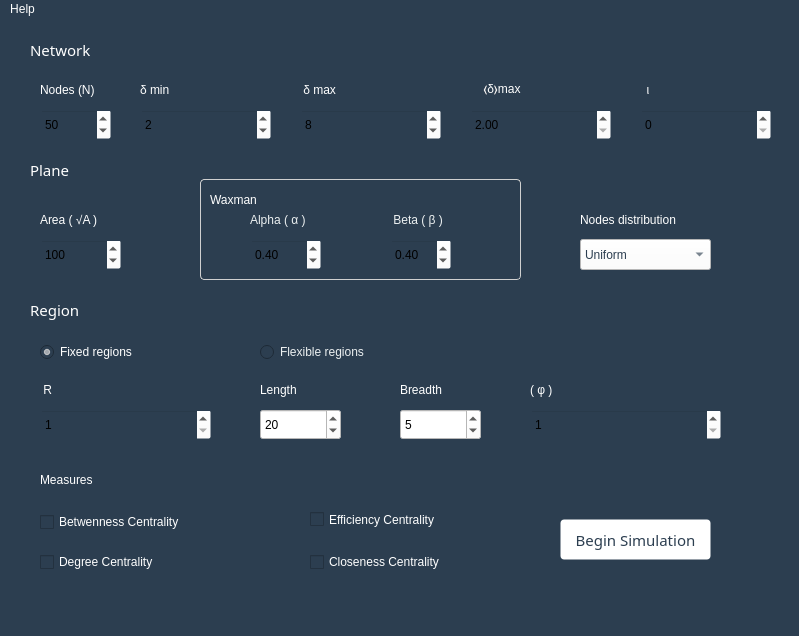
Old version of the form mainwindow.ui in the repository Trindad/network-topologies-generator-frontend.
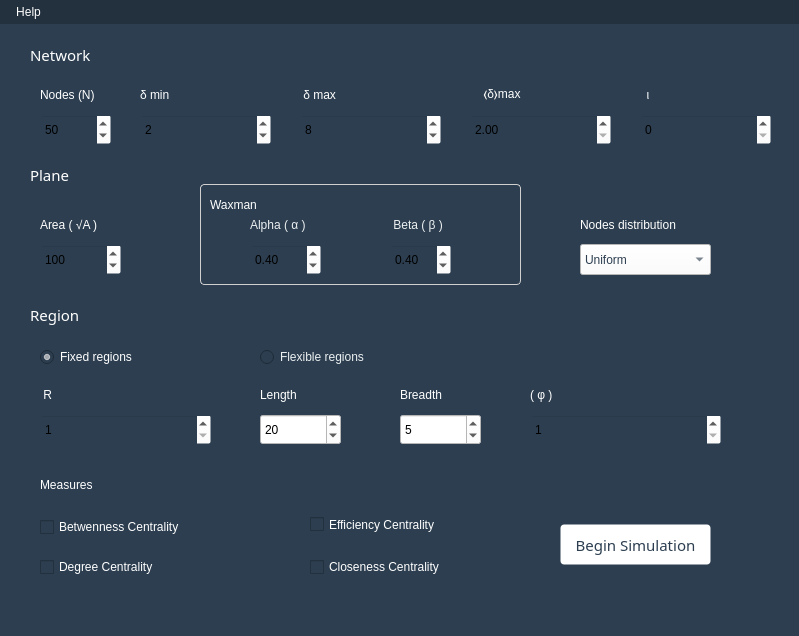
New version of the form.

Commit message: Estilizando menu.

What changed in the file:
```diff
--- a/mainwindow.ui
+++ b/mainwindow.ui
@@ -1470,9 +1470,39 @@
      <x>0</x>
      <y>0</y>
      <width>799</width>
-     <height>26</height>
+     <height>30</height>
     </rect>
    </property>
+   <property name="styleSheet">
+    <string notr="true">QMenuBar {
+background: #23303d;
+}
+
+QMenuBar::item {
+	background: transparent;
+    padding: 5px 10px;
+}
+
+QMenuBar::item:selected {
+	background: #263544;
+}
+
+QMenuBar::item:pressed {
+	background: #263544;
+}
+
+QMenu {
+  background: #263544;
+}
+
+QMenu::item {
+  background: transparent;
+}
+
+QMenu::item:selected {
+	background: #2c3e50;
+}</string>
+   </property>
    <widget class="QMenu" name="menuHelp">
     <property name="title">
      <string>Help</string>
```
Left out of the diff: 12 changed lines with no effect on the pictures. The commit also changes 1 other file.
